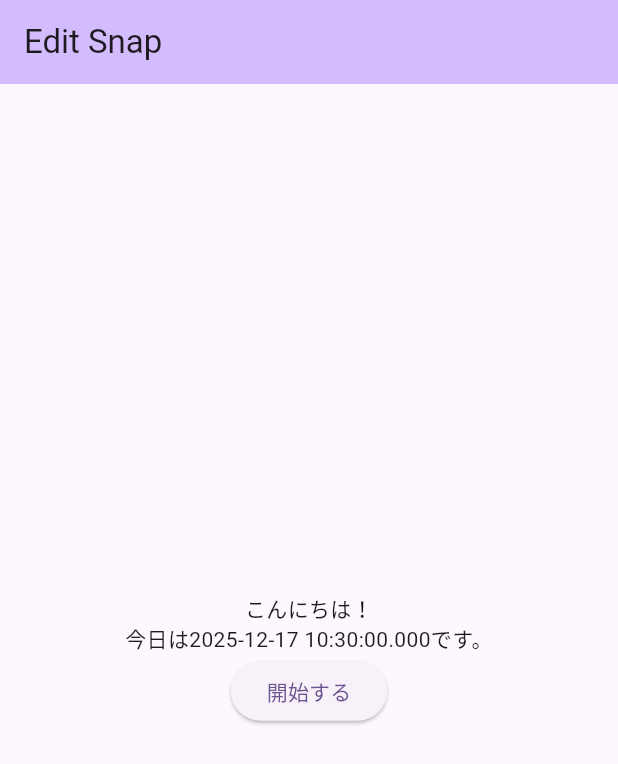
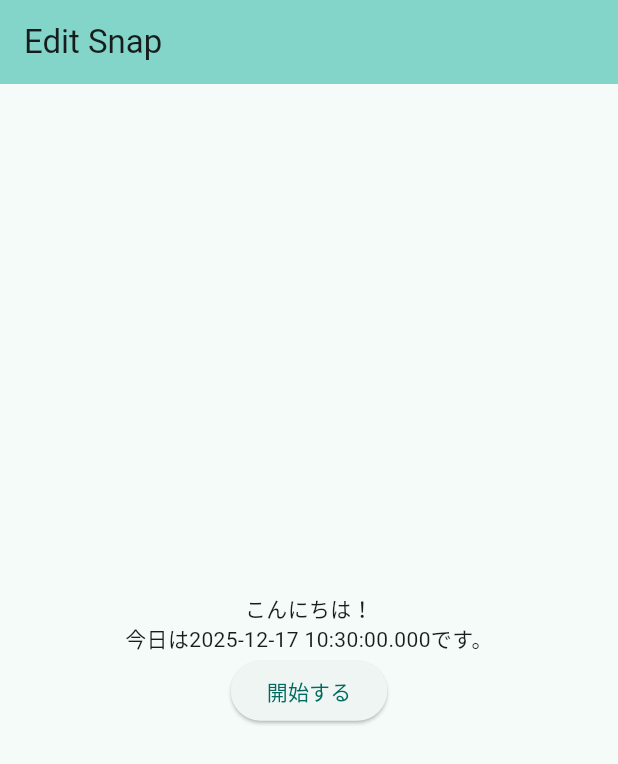
Before and after one commit to 1987Shiz321/image_editor_app, a Flutter app: the screen it shows after launch, on a phone screen of 412 x 824 dp. Shown: the top 764 px of the screen. Run offline on Flutter 3.47's test engine with Material 3 defaults, Android fonts, the phone set to English and light mode, and no system bars.

Commit message:
6.4 テーマのアレンジ

```diff
--- a/lib/main.dart
+++ b/lib/main.dart
@@ -14,7 +14,8 @@ class MyApp extends StatelessWidget {
     return MaterialApp(
       title: 'Edit Snap',
       theme: ThemeData(
-        colorScheme: ColorScheme.fromSeed(seedColor: Colors.deepPurple),
+        colorScheme: ColorScheme.fromSeed(seedColor: Colors.teal),
+        useMaterial3: true,
       ),
       home: const StartScreen(),
     );
```
